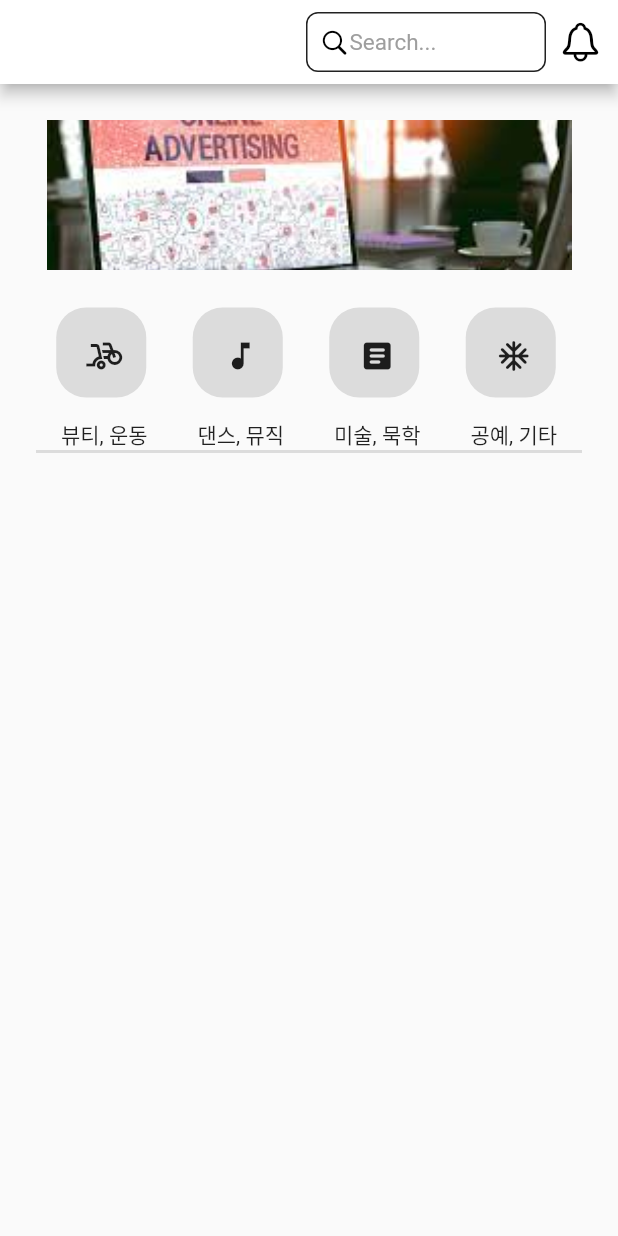
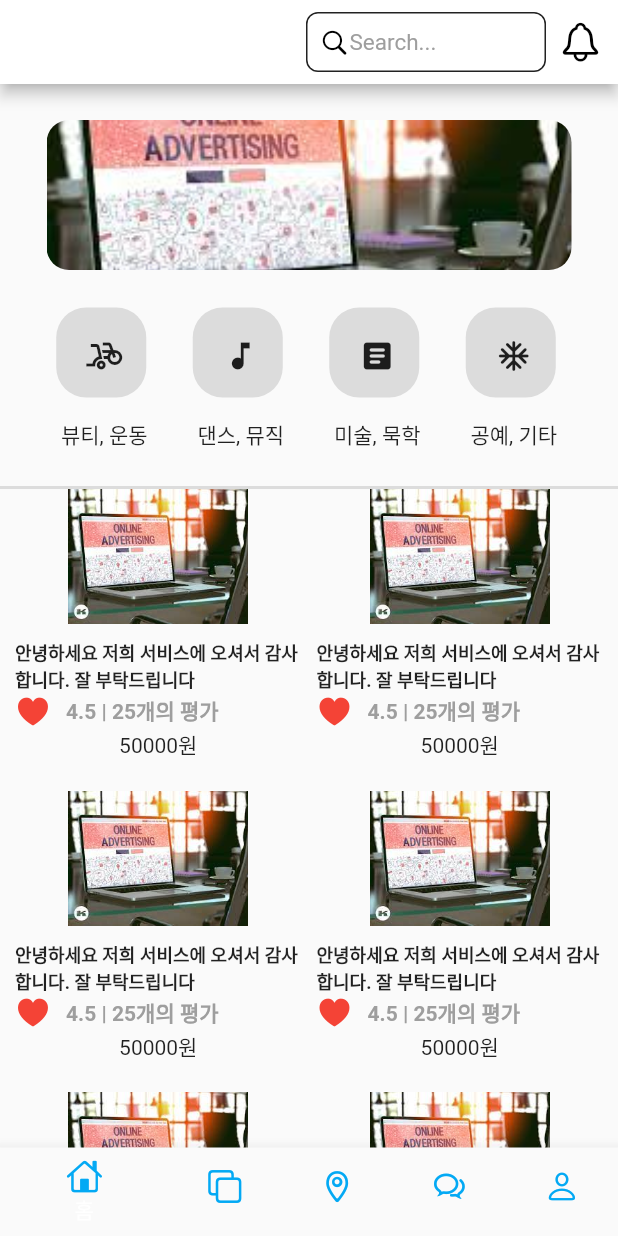
Before and after one commit to jungchungsub/FinalProject_Front, a Flutter app: the screen it shows after launch, on a phone screen of 412 x 824 dp. Run offline on Flutter 3.47's test engine with Material 2 defaults, Android fonts, the phone set to English and light mode, and no system bars.

Commit message:
Scroll 해결하는중

```diff
--- /dev/null
+++ b/lib/pages/main/home/components/home_body.dart
@@ -0,0 +1,19 @@
+import 'package:flutter/material.dart';
+
+class HomeBody extends StatelessWidget {
+  const HomeBody({Key? key}) : super(key: key);
+
+  @override
+  Widget build(BuildContext context) {
+    return Container(
+      child: GridView(
+        gridDelegate: SliverGridDelegateWithFixedCrossAxisCount(
+          crossAxisCount: 2, //1 개의 행에 보여줄 item 개수
+        ),
+        children: [
+          Container(color: Colors.yellow),
+        ],
+      ),
+    );
+  }
+}
--- a/lib/pages/main/home/components/home_header.dart
+++ b/lib/pages/main/home/components/home_header.dart
@@ -5,6 +5,83 @@ class HomeHeader extends StatelessWidget {
 
   @override
   Widget build(BuildContext context) {
-    return Container();
+    return Padding(
+      padding: const EdgeInsets.all(24.0),
+      child: Column(
+        children: [
+          Container(
+              child: ClipRRect(
+            borderRadius: BorderRadius.circular(15),
+            child: Image.asset(
+              "assets/home1.jpg",
+              fit: BoxFit.cover,
+              height: 100,
+              width: 350,
+            ),
+          )),
+          SizedBox(height: 15),
+          _buildRow(),
+        ],
+      ),
+    );
+  }
+
+  Row _buildRow() {
+    return Row(
+      mainAxisAlignment: MainAxisAlignment.spaceAround,
+      children: [
+        Column(
+          children: [
+            _buildDetailIcon(Icons.bike_scooter),
+            Text("뷰티, 운동"),
+          ],
+        ),
+        Column(
+          children: [
+            _buildDetailIcon(Icons.music_note),
+            Text("댄스, 뮤직"),
+          ],
+        ),
+        Column(
+          children: [
+            _buildDetailIcon(Icons.article_rounded),
+            Text("미술, 묵학"),
+          ],
+        ),
+        Column(
+          children: [
+            _buildDetailIcon(Icons.ac_unit_rounded),
+            Text("공예, 기타"),
+          ],
+        ),
+      ],
+    );
+  }
+
+  Widget _buildDetailIcon(IconData mIcon) {
+    return Padding(
+      padding: EdgeInsets.all(10),
+      child: Stack(
+        children: [
+          Container(
+            width: 60,
+            height: 60,
+            decoration: BoxDecoration(
+              color: Colors.black12,
+              borderRadius: BorderRadius.circular(20.0),
+            ),
+          ),
+          Positioned(
+            child: Padding(
+              padding: const EdgeInsets.all(8.0),
+              child: IconButton(
+                onPressed: () {},
+                icon: Icon(mIcon),
+              ),
+            ),
+          )
+        ],
+      ),
+    );
   }
 }
--- a/lib/pages/main/home/home_page.dart
+++ b/lib/pages/main/home/home_page.dart
@@ -1,3 +1,5 @@
+import 'package:finalproject_front/pages/main/home/components/home_body.dart';
+import 'package:finalproject_front/pages/main/home/components/home_header.dart';
 import 'package:flutter/cupertino.dart';
 import 'package:flutter/material.dart';
 
@@ -54,88 +56,52 @@ class HomePage extends StatelessWidget {
           ),
         ],
       ),
-      body: ListView(
+      body: Column(
         children: [
-          Padding(
-            padding: const EdgeInsets.all(24.0),
-            child: Column(
-              children: [
-                Image.asset(
-                  "assets/home1.jpg",
-                  fit: BoxFit.cover,
-                  height: 100,
-                  width: 350,
-                ),
-                SizedBox(height: 15),
-                _buildRow(),
+          HomeHeader(),
           Container(
             color: Colors.black12,
             height: 2,
-                )
-              ],
           ),
-          ),
+          Expanded(child: _buildTabBarView()),
         ],
       ),
     );
   }
 
-  Row _buildRow() {
-    return Row(
-      mainAxisAlignment: MainAxisAlignment.spaceAround,
+  Widget _buildTabBarView() {
+    return Padding(
+      padding: const EdgeInsets.only(left: 10, right: 10),
+      child: GridView.builder(
+          gridDelegate: SliverGridDelegateWithFixedCrossAxisCount(
+            crossAxisSpacing: 10,
+            crossAxisCount: 2,
+            mainAxisSpacing: 10,
+          ),
+          itemCount: 10,
+          itemBuilder: (context, index) {
+            return Column(
               children: [
-        Column(
+                Image.asset("assets/home1.jpg", height: 90),
+                SizedBox(height: 10),
+                Text(
+                  "안녕하세요 저희 서비스에 오셔서 감사합니다. 잘 부탁드립니다",
+                  style: TextStyle(fontSize: 12, fontWeight: FontWeight.bold),
+                ),
+                Row(
                   children: [
-            _buildDetailIcon(Icons.bike_scooter),
-            Text("뷰티, 운동"),
+                    Icon(CupertinoIcons.heart_fill, color: Colors.red),
+                    SizedBox(width: 10),
+                    Text(
+                      "4.5 | 25개의 평가",
+                      style: TextStyle(color: Colors.grey, fontWeight: FontWeight.bold),
+                    ),
                   ],
                 ),
-        Column(
-          children: [
-            _buildDetailIcon(Icons.music_note),
-            Text("댄스, 뮤직"),
-          ],
-        ),
-        Column(
-          children: [
-            _buildDetailIcon(Icons.article_rounded),
-            Text("미술, 묵학"),
-          ],
-        ),
-        Column(
-          children: [
-            _buildDetailIcon(Icons.ac_unit_rounded),
-            Text("공예, 기타"),
-          ],
-        ),
+                Text("50000원"),
               ],
             );
-  }
-
-  Widget _buildDetailIcon(IconData mIcon) {
-    return Padding(
-      padding: EdgeInsets.all(10),
-      child: Stack(
-        children: [
-          Container(
-            width: 60,
-            height: 60,
-            decoration: BoxDecoration(
-              color: Colors.black12,
-              borderRadius: BorderRadius.circular(20.0),
-            ),
-          ),
-          Positioned(
-            child: Padding(
-              padding: const EdgeInsets.all(8.0),
-              child: IconButton(
-                onPressed: () {},
-                icon: Icon(mIcon),
-              ),
-            ),
-          )
-        ],
-      ),
+          }),
     );
   }
 }
--- a/lib/pages/main_page.dart
+++ b/lib/pages/main_page.dart
@@ -1,4 +1,5 @@
 import 'package:finalproject_front/pages/main/home/home_page.dart';
+import 'package:flutter/cupertino.dart';
 import 'package:flutter/material.dart';
 
 class MainPage extends StatefulWidget {
@@ -15,6 +16,7 @@ class _MainPageState extends State<MainPage> {
   Widget build(BuildContext context) {
     return Scaffold(
       body: _buildIndexedStack(),
+      bottomNavigationBar: _buildBottomNavigationBar(),
     );
   }
 
@@ -26,4 +28,21 @@ class _MainPageState extends State<MainPage> {
       ],
     );
   }
+
+  BottomNavigationBar _buildBottomNavigationBar() {
+    return BottomNavigationBar(
+      onTap: (index) {
+        setState(() {
+          _selectedIndex = index;
+        });
+      },
+      items: [
+        BottomNavigationBarItem(label: "홈", icon: Icon(CupertinoIcons.home, color: Colors.lightBlue)),
+        BottomNavigationBarItem(label: "검색", icon: Icon(CupertinoIcons.square_on_square, color: Colors.lightBlue)),
+        BottomNavigationBarItem(label: "찜", icon: Icon(CupertinoIcons.placemark, color: Colors.lightBlue)),
+        BottomNavigationBarItem(label: "채팅", icon: Icon(CupertinoIcons.chat_bubble_2, color: Colors.lightBlue)),
+        BottomNavigationBarItem(label: "내정보", icon: Icon(CupertinoIcons.person, color: Colors.lightBlue)),
+      ],
+    );
+  }
 }
```
Lines whose indentation alone changed are shown as unchanged.
